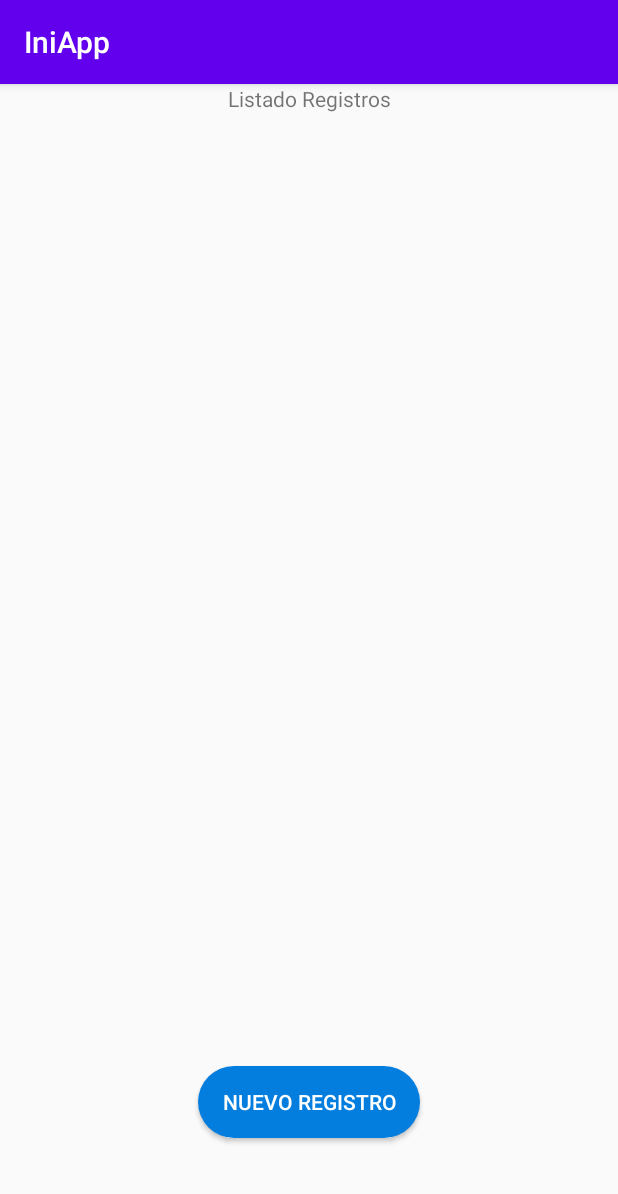
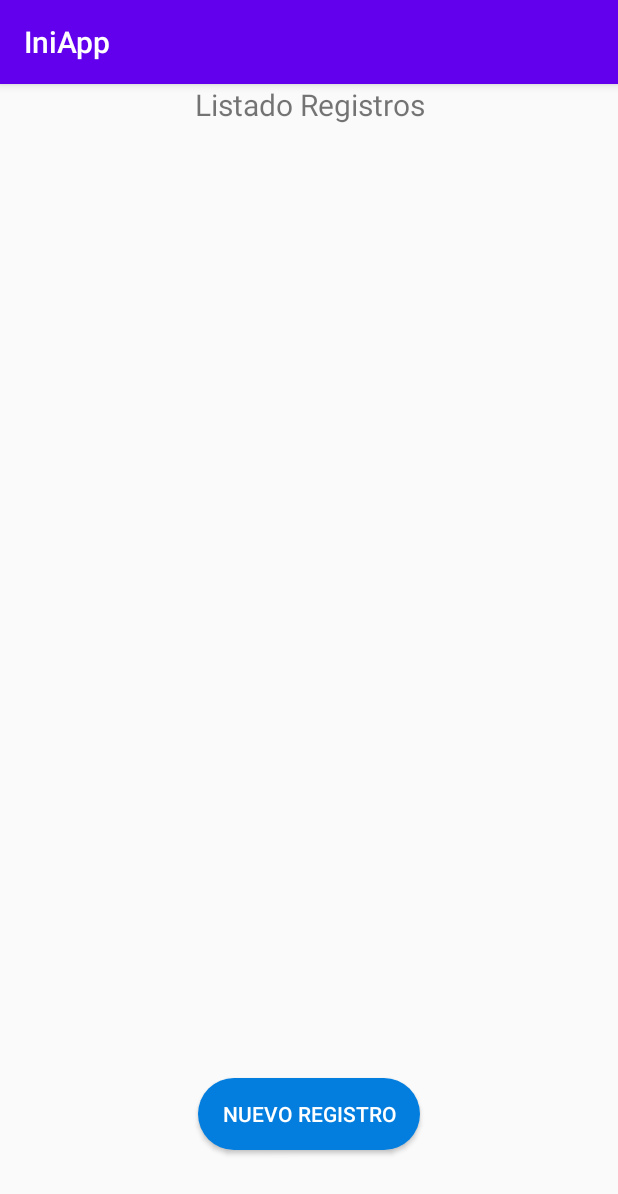
Before and after one commit to rgmcove/IniApp, an Android app: the ListarActivity screen opened directly, with no data from a screen before it, on a phone screen of 412 x 824 dp. Shown: the top 1194 px of the screen. Run offline under Robolectric (Android 15) with nearby library versions, the light colour scheme and no system bars.

Commit message:
Se cambia recycler view por list view

```diff
--- a/app/src/main/java/co/com/proing/iniapp/presentacion/ListarActivity.java
+++ b/app/src/main/java/co/com/proing/iniapp/presentacion/ListarActivity.java
@@ -5,11 +5,9 @@
 import androidx.appcompat.app.AppCompatActivity;
 
 import co.com.proing.iniapp.R;
-import co.com.proing.iniapp.accesodatos.ConexionDB;
 
 public class ListarActivity extends AppCompatActivity {
 
-    ConexionDB db = new ConexionDB();
 
     @Override
     protected void onCreate(Bundle savedInstanceState) {
--- a/app/src/main/java/co/com/proing/iniapp/presentacion/LoginActivity.java
+++ b/app/src/main/java/co/com/proing/iniapp/presentacion/LoginActivity.java
@@ -54,6 +54,7 @@
                 notificarMensajes("Ingreso correctamente");
                 Intent intent = new Intent(this, ListarActivity.class);
                 startActivity(intent);
+                finish();
 
             } else{
                 notificarMensajes("Usuario o Contraseña incorrectos, ingreslos nuevamente");
--- a/app/src/main/res/layout/activity_listar.xml
+++ b/app/src/main/res/layout/activity_listar.xml
@@ -12,15 +12,13 @@
         android:layout_height="wrap_content"
         android:layout_gravity="clip_horizontal"
         android:gravity="center"
-        android:text="Listado Registros" />
+        android:text="Listado Registros"
+        android:textSize="20dp"/>
 
-    <androidx.recyclerview.widget.RecyclerView
+    <ListView
         android:layout_width="match_parent"
         android:layout_height="600dp"
-        android:layout_marginTop="15dp"
-        android:scrollIndicators="bottom">
-
-    </androidx.recyclerview.widget.RecyclerView>
+        android:layout_marginTop="15dp"/>
 
     <Button
         android:id="@+id/btnRegistrar"
```
